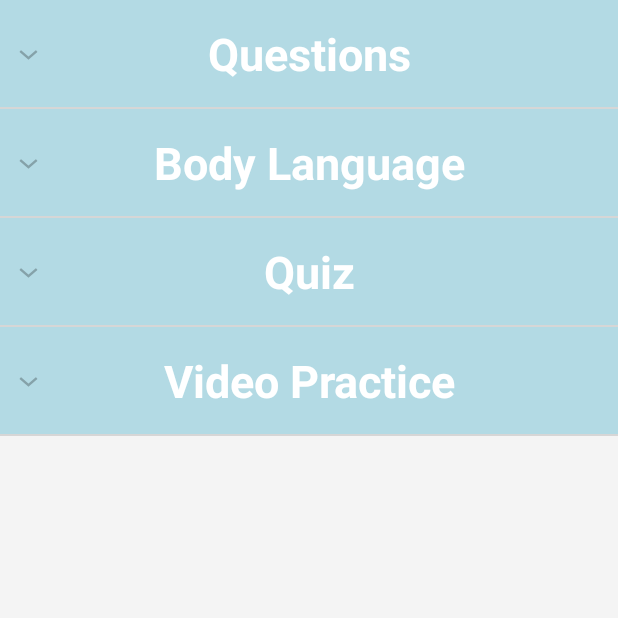
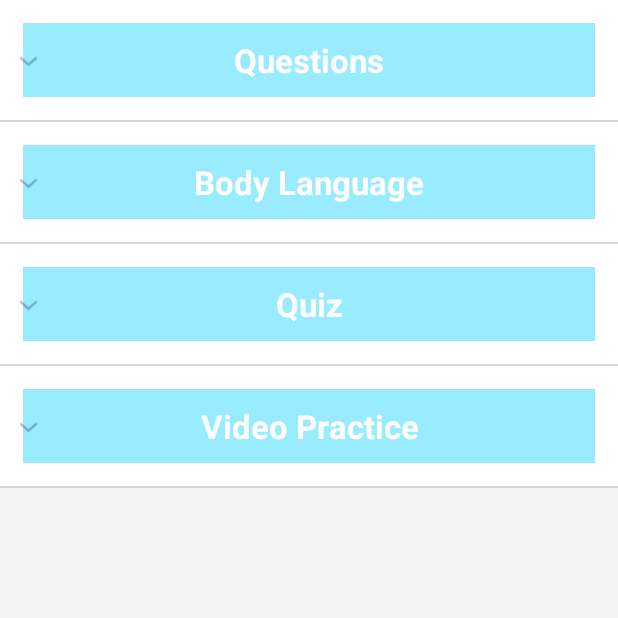
Before and after one commit to 1342108/InterviewAssistantTimeQuiz, an Android app: the screen it shows after launch (MainActivity), on a phone screen of 412 x 824 dp, the top half of it. Run offline under Robolectric (Android 15) with nearby library versions, the phone set to English and light mode, and no system bars.

Commit message:
changes to colours and padding for the main buttons

```diff
--- a/Choices_Screen/app/src/main/java/com/example/android/choices_screen/ExpandableListAdapter.java
+++ b/Choices_Screen/app/src/main/java/com/example/android/choices_screen/ExpandableListAdapter.java
@@ -8,9 +8,12 @@ import android.view.LayoutInflater;
 import android.view.View;
 import android.view.ViewGroup;
 import android.widget.BaseExpandableListAdapter;
+import android.widget.Button;
+import android.widget.ImageButton;
 import android.widget.TextView;
+import android.widget.Toast;
 
-public class ExpandableListAdapter extends BaseExpandableListAdapter {
+public class    ExpandableListAdapter extends BaseExpandableListAdapter {
 
     private Context _context;
     private List<String> _listDataHeader; // header titles
--- a/Choices_Screen/app/src/main/res/layout/activity_main.xml
+++ b/Choices_Screen/app/src/main/res/layout/activity_main.xml
@@ -1,5 +1,6 @@
 <?xml version="1.0" encoding="utf-8"?>
 <LinearLayout xmlns:android="http://schemas.android.com/apk/res/android"
+    xmlns:app="http://schemas.android.com/apk/res-auto"
     android:layout_width="fill_parent"
     android:layout_height="fill_parent"
     android:orientation="vertical"
--- a/Choices_Screen/app/src/main/res/layout/list_group.xml
+++ b/Choices_Screen/app/src/main/res/layout/list_group.xml
@@ -1,19 +1,22 @@
 <?xml version="1.0" encoding="utf-8"?>
 <LinearLayout xmlns:android="http://schemas.android.com/apk/res/android"
+    xmlns:app="http://schemas.android.com/apk/res-auto"
     android:layout_width="fill_parent"
     android:layout_height="wrap_content"
     android:orientation="vertical"
     android:padding="15dp"
-    android:background="#B3DAE4">
-
+    android:background="#ffffff"
+    >
 
     <TextView
         android:id="@+id/lblListHeader"
         android:layout_width="fill_parent"
         android:layout_height="wrap_content"
-        android:textSize="30dp"
-        android:textAlignment="center"
-        android:textColor="#FFFFFF"/>
-
+        android:background="#99ebff"
+        android:gravity="center_horizontal"
+        android:paddingBottom="10dp"
+        android:paddingTop="10dp"
+        android:textAppearance="?android:attr/textAppearanceLarge"
+        android:textColor="@android:color/white"/>
 
 </LinearLayout>
```
